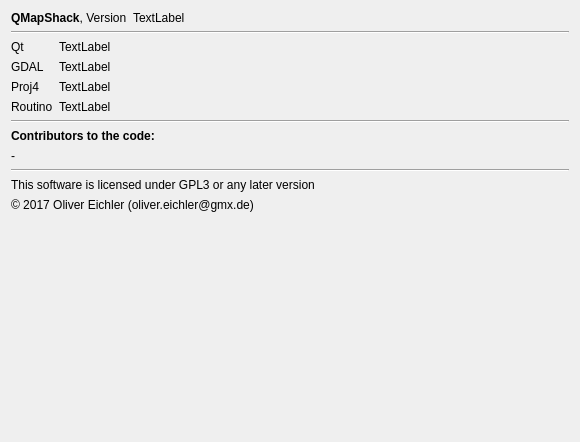
The window that src/qmapshack/IAbout.ui (exxaxxxx/qmapshack) describes before a commit, drawn with Qt 5.
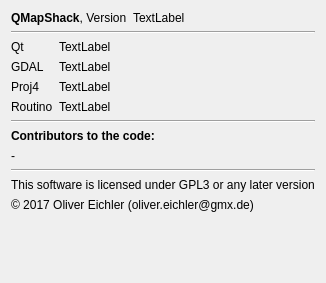
The same window after the commit. Icons and pictures are not drawn.

Commit message: [QMS-826] Fix: "to next" values missing in project diary

Patch:
```diff
--- a/src/qmapshack/IAbout.ui
+++ b/src/qmapshack/IAbout.ui
@@ -2,14 +2,6 @@
 <ui version="4.0">
  <class>IAbout</class>
  <widget class="QDialog" name="IAbout">
-  <property name="geometry">
-   <rect>
-    <x>0</x>
-    <y>0</y>
-    <width>580</width>
-    <height>442</height>
-   </rect>
-  </property>
   <property name="windowTitle">
    <string>About....</string>
   </property>
@@ -149,6 +141,12 @@
      </item>
      <item>
       <widget class="QLabel" name="labelContributors">
+       <property name="sizePolicy">
+        <sizepolicy hsizetype="Preferred" vsizetype="MinimumExpanding">
+         <horstretch>0</horstretch>
+         <verstretch>0</verstretch>
+        </sizepolicy>
+       </property>
        <property name="text">
         <string>-</string>
        </property>
```
The commit also changes 2 other files.
